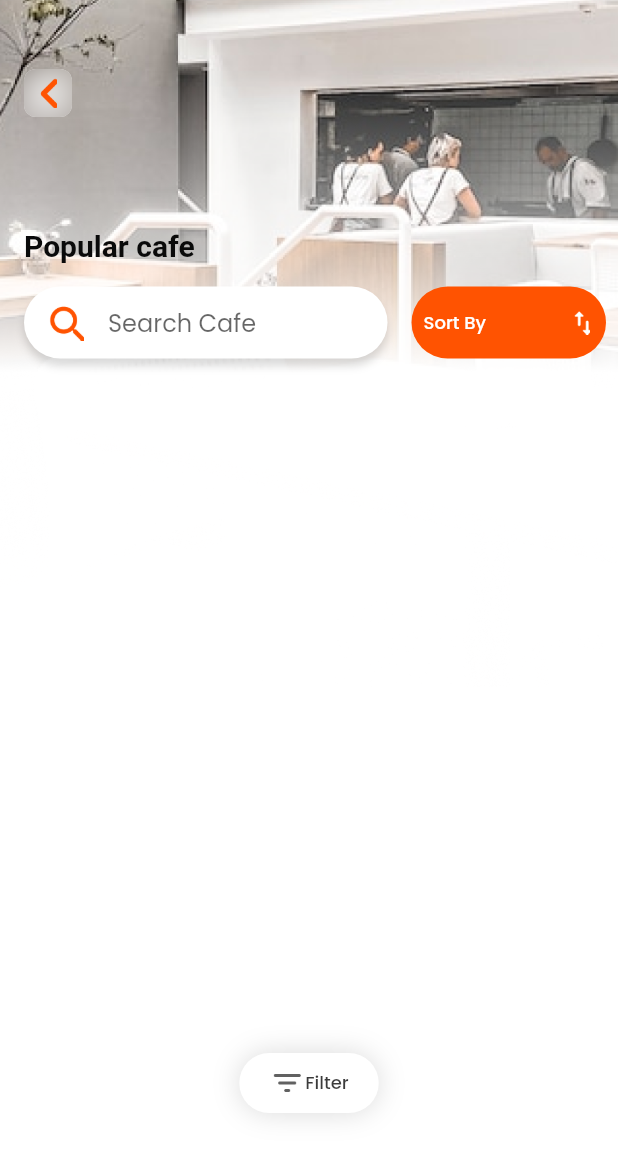
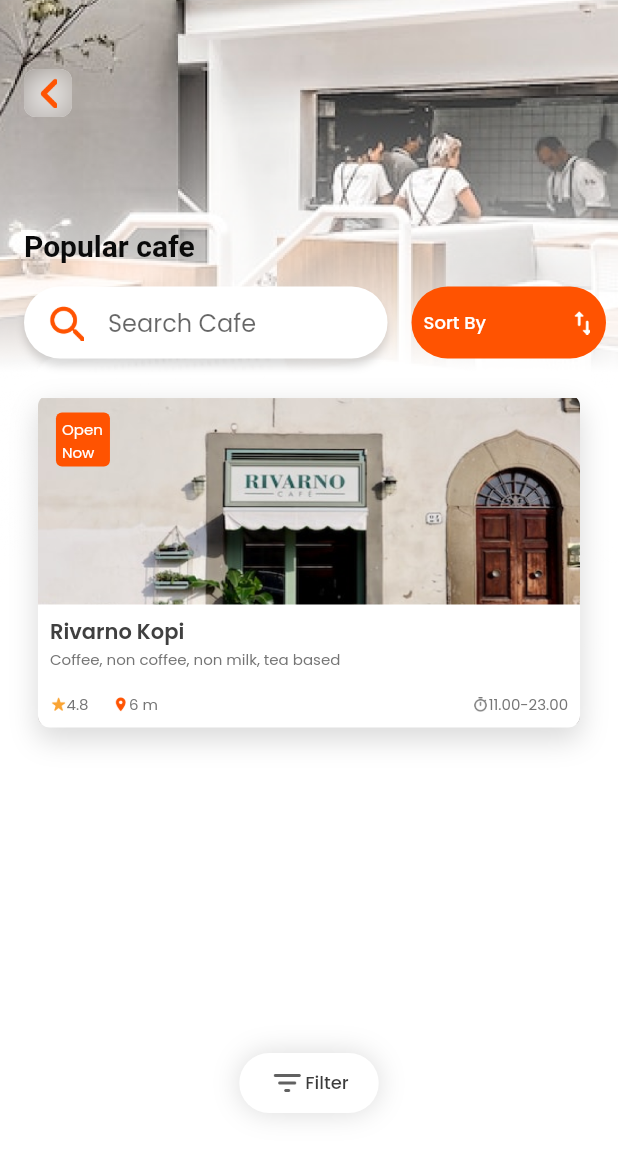
Before and after one commit to raeiverse/hauskafein, a Flutter app: the CafeMainpage screen opened directly, on a phone screen of 412 x 824 dp. Shown: the top 1158 px of the screen. Run offline on Flutter 3.47's test engine with Material 2 defaults, Android fonts, the phone set to English and light mode, and no system bars; our stand-ins replace bloc, carousel_slider, flutter_bloc, google_fonts; missing offline and left inert: dart:ffi; Roboto replaces fonts that are missing (ClashDisplay).

Commit message:
Update 12/8
+ theme contain in theme.dart
+ Info Cafe Card
+ Cafe Profile Header
+ Cafe Profile Title

```diff
--- a/lib/main.dart
+++ b/lib/main.dart
@@ -5,6 +5,7 @@ import 'package:hauskafein/theme.dart';
 import 'package:hauskafein/ui/pages/Mainpage.dart';
 import 'package:hauskafein/ui/pages/cafepage.dart';
 import 'package:hauskafein/ui/pages/homepage.dart';
+import 'package:hauskafein/ui/widget/cafe/cafeprofile/MainCafeProfile.dart';
 
 void main(List<String> args) {
   runApp(const MyApp());
@@ -25,6 +26,7 @@ class MyApp extends StatelessWidget {
         debugShowCheckedModeBanner: false,
         routes: {
           '/': (context) => Mainpage(),
+          '/cafeprofile': (context) => MainCafeProfile(),
         },
       ),
     );
--- a/lib/ui/pages/cafepage.dart
+++ b/lib/ui/pages/cafepage.dart
@@ -1,8 +1,8 @@
 import 'package:flutter/material.dart';
 import 'package:hauskafein/theme.dart';
-import 'package:hauskafein/ui/pages/GlobalBottomNavBar.dart';
 import 'package:hauskafein/ui/widget/cafe/FilterBarCafe.dart';
 import 'package:hauskafein/ui/widget/cafe/HeaderCafe.dart';
+import 'package:hauskafein/ui/widget/cafe/InfoCardCafe.dart';
 
 class CafeMainpage extends StatelessWidget {
   const CafeMainpage({super.key});
@@ -10,20 +10,17 @@ class CafeMainpage extends StatelessWidget {
   @override
   Widget build(BuildContext context) {
     return Scaffold(
-      body: Scaffold(
       backgroundColor: whiteColor,
       body: Stack(
-          children: [
-            Stack(
         children: [
           Container(
             width: MediaQuery.of(context).size.width,
             height: MediaQuery.of(context).size.height / 1.8,
             decoration: BoxDecoration(
               image: DecorationImage(
-                        image: AssetImage(
-                            'assets/images/cafe/images_background.png'),
-                        fit: BoxFit.cover),
+                image: AssetImage('assets/images/cafe/images_background.png'),
+                fit: BoxFit.cover,
+              ),
             ),
           ),
           SingleChildScrollView(
@@ -31,15 +28,21 @@ class CafeMainpage extends StatelessWidget {
               crossAxisAlignment: CrossAxisAlignment.start,
               children: [
                 HeaderCafe(),
+                InfoCardCafe(
+                  imageUrl: 'assets/images/cafe/images_popular_1.png',
+                  title: 'Rivarno Kopi',
+                  desc: 'Coffee, non coffee, non milk, tea based',
+                  rating: 4.8,
+                  distance: 6,
+                  open: '11.00',
+                  closed: '23.00',
+                ),
               ],
             ),
-                ),
-              ],
           ),
           FilterBarCafe(),
         ],
       ),
-      ),
     );
   }
 }
--- /dev/null
+++ b/lib/ui/widget/cafe/InfoCardCafe.dart
@@ -0,0 +1,168 @@
+import 'dart:ffi';
+
+import 'package:flutter/material.dart';
+import 'package:hauskafein/theme.dart';
+
+class InfoCardCafe extends StatelessWidget {
+  final String imageUrl;
+  final String title;
+  final String desc;
+  final double rating;
+  final int distance;
+  final String open;
+  final String closed;
+  const InfoCardCafe({
+    Key? key,
+    required this.imageUrl,
+    required this.title,
+    required this.desc,
+    this.rating = 0.0,
+    this.distance = 0,
+    required this.open,
+    required this.closed,
+  }) : super(key: key);
+
+  @override
+  Widget build(BuildContext context) {
+    return Center(
+      child: GestureDetector(
+        onTap: () {
+          Navigator.pushNamed(context, '/cafeprofile');
+        },
+        child: Container(
+          margin: EdgeInsets.only(top: 24),
+          width: MediaQuery.of(context).size.width / 1.14,
+          height: 222,
+          decoration: BoxDecoration(
+            borderRadius: BorderRadius.all(
+              Radius.circular(8),
+            ),
+            image:
+                DecorationImage(image: AssetImage(imageUrl), fit: BoxFit.fill),
+            boxShadow: [
+              BoxShadow(
+                color: blackColor.withOpacity(0.15),
+                blurRadius: 15,
+                offset: Offset(0, 8),
+              ),
+            ],
+          ),
+          child: Column(
+            crossAxisAlignment: CrossAxisAlignment.start,
+            mainAxisAlignment: MainAxisAlignment.spaceBetween,
+            children: [
+              Container(
+                margin: EdgeInsets.only(top: 12, left: 12),
+                width: 36,
+                height: 36,
+                decoration: BoxDecoration(
+                  color: orangeColor,
+                  borderRadius: BorderRadius.all(
+                    Radius.circular(4),
+                  ),
+                ),
+                child: Padding(
+                  padding: const EdgeInsets.all(4.0),
+                  child: Text(
+                    'Open Now',
+                    style: CaptionMedium.copyWith(
+                      color: Neutral10,
+                    ),
+                  ),
+                ),
+              ),
+              Container(
+                width: MediaQuery.of(context).size.width,
+                height: 82,
+                decoration: BoxDecoration(
+                  color: whiteColor,
+                  borderRadius: BorderRadius.vertical(
+                    bottom: Radius.circular(8),
+                  ),
+                ),
+                child: Padding(
+                  padding: const EdgeInsets.all(8.0),
+                  child: Column(
+                    crossAxisAlignment: CrossAxisAlignment.start,
+                    children: [
+                      Text(
+                        title,
+                        style: HeadlineHead.copyWith(
+                          color: Neutral90,
+                        ),
+                      ),
+                      Text(
+                        desc,
+                        style: CaptionRegular.copyWith(
+                          color: Neutral70,
+                        ),
+                        overflow: TextOverflow.ellipsis,
+                        maxLines: 2,
+                      ),
+                      Spacer(),
+                      Row(
+                        children: [
+                          Container(
+                            width: 11,
+                            height: 11,
+                            decoration: BoxDecoration(
+                              image: DecorationImage(
+                                image:
+                                    AssetImage('assets/images/icon_star.png'),
+                                fit: BoxFit.contain,
+                              ),
+                            ),
+                          ),
+                          Text(
+                            rating.toString(),
+                            style: CaptionMedium.copyWith(
+                              color: Neutral70,
+                            ),
+                          ),
+                          SizedBox(width: 16),
+                          Container(
+                            width: 11,
+                            height: 11,
+                            decoration: BoxDecoration(
+                              image: DecorationImage(
+                                  image: AssetImage(
+                                      'assets/images/icon_location.png'),
+                                  fit: BoxFit.contain),
+                            ),
+                          ),
+                          Text(
+                            distance.toString() + ' m',
+                            style: CaptionMedium.copyWith(
+                              color: Neutral70,
+                            ),
+                          ),
+                          Spacer(),
+                          Container(
+                            width: 11,
+                            height: 11,
+                            decoration: BoxDecoration(
+                              image: DecorationImage(
+                                  image: AssetImage(
+                                      'assets/images/icon_clock.png'),
+                                  fit: BoxFit.contain),
+                            ),
+                          ),
+                          Text(
+                            open + '-' + closed,
+                            style: CaptionMedium.copyWith(
+                              color: Neutral70,
+                            ),
+                          ),
+                        ],
+                      ),
+                    ],
+                  ),
+                ),
+              ),
+            ],
+          ),
+        ),
+      ),
+    );
+  }
+}
--- a/lib/ui/widget/cafe/SearchSortCafe.dart
+++ b/lib/ui/widget/cafe/SearchSortCafe.dart
@@ -91,8 +91,7 @@ class _SearchSortCafePageState extends State<SearchSortCafePage> {
                   ),
                   underline: SizedBox(),
                   borderRadius: BorderRadius.circular(16),
-                  hint: Expanded(
-                    child: Container(
+                  hint: Container(
                     child: Row(
                       children: [
                         Text(
@@ -104,7 +103,6 @@ class _SearchSortCafePageState extends State<SearchSortCafePage> {
                           ),
                         ),
                       ],
-                      ),
                     ),
                   ),
                   value: selected,
--- a/lib/ui/widget/homepage/today_widget.dart
+++ b/lib/ui/widget/homepage/today_widget.dart
@@ -40,7 +40,7 @@ class Today_Widget extends StatelessWidget {
                     color: blackColor.withOpacity(0.15),
                     blurRadius: 35,
                     offset: Offset(0, 8),
-                  )
+                  ),
                 ],
               ),
               child: Column(
```
Also changed, not shown: lib/theme.dart (+63 -0 lines), lib/ui/widget/cafe/cafeprofile/HeaderCafeProfile.dart (added, +66 -0 lines), lib/ui/widget/cafe/cafeprofile/MainCafeProfile.dart (added, +55 -0 lines), lib/ui/widget/cafe/cafeprofile/TitleCafeProfile.dart (added, +157 -0 lines), assets/images/cafe/images_popular_1.png (added), assets/images/icon_direction.png, assets/images/icon_grabfood.png (added), assets/images/icon_price.png (added), assets/images/icon_star.png. Lines whose indentation alone changed are shown as unchanged.
